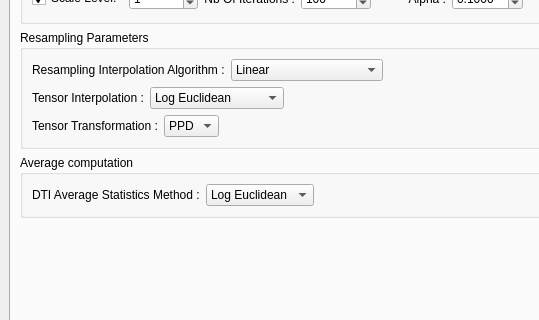
Before: the Qt Designer form GUIwindow.ui in adrienkaiser/DTIAtlasBuilder, drawn with Qt 5; both pictures show x 0 to 539 and y 164 to 484 of the 1045 by 577 pixel window.
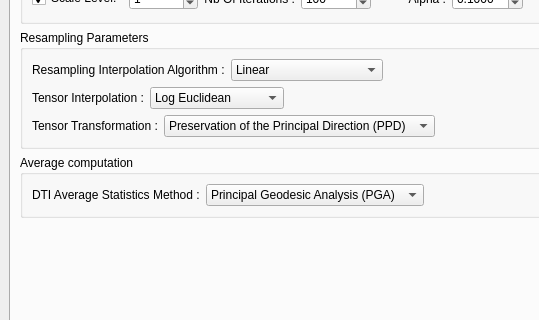
After: the same form once the commit is applied. The open tabs and pages were chosen to show the change.

Commit message: STYLE: Replace acronyms by their meaning in the GUI

The edit to the form file:
```diff
--- a/GUIwindow.ui
+++ b/GUIwindow.ui
@@ -947,7 +947,7 @@
               <widget class="QComboBox" name="TensTfmComboBox">
                <item>
                 <property name="text">
-                 <string>PPD</string>
+                 <string>Preservation of the Principal Direction (PPD)</string>
                 </property>
                </item>
                <item>
@@ -1008,11 +1008,11 @@
                 </sizepolicy>
                </property>
                <property name="currentIndex">
-                <number>2</number>
+                <number>0</number>
                </property>
                <item>
                 <property name="text">
-                 <string>PGA</string>
+                 <string>Principal Geodesic Analysis (PGA)</string>
                 </property>
                </item>
                <item>
```
Left out of the diff: 2 changed lines with no effect on the pictures. The commit also changes 2 other files.
